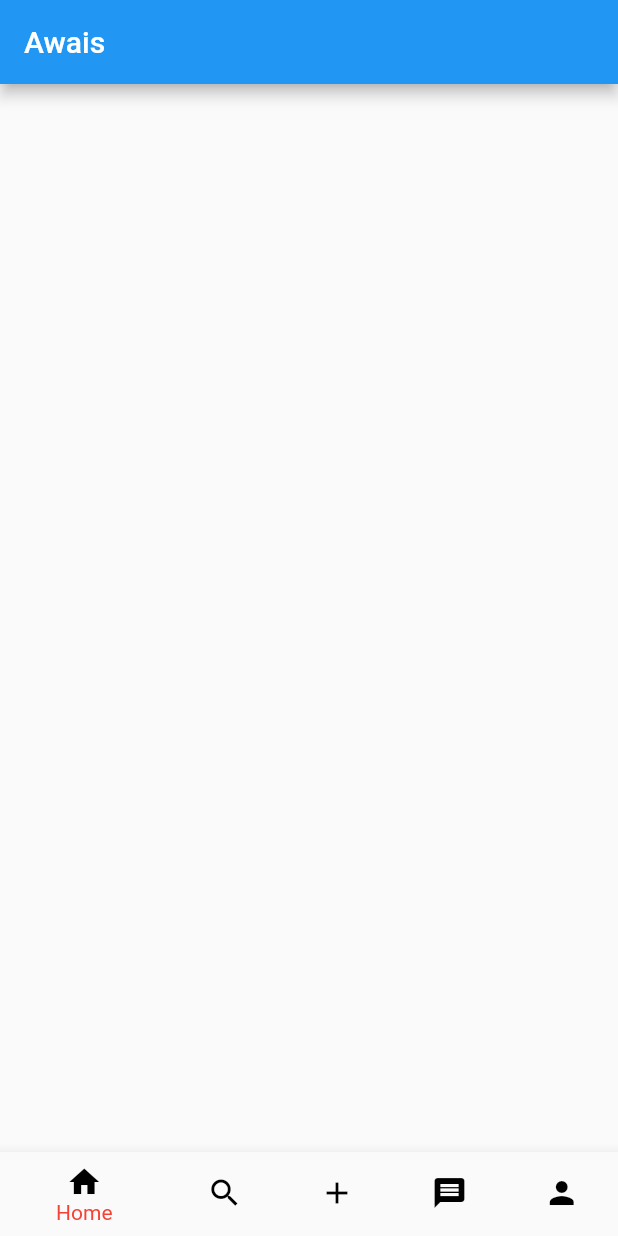
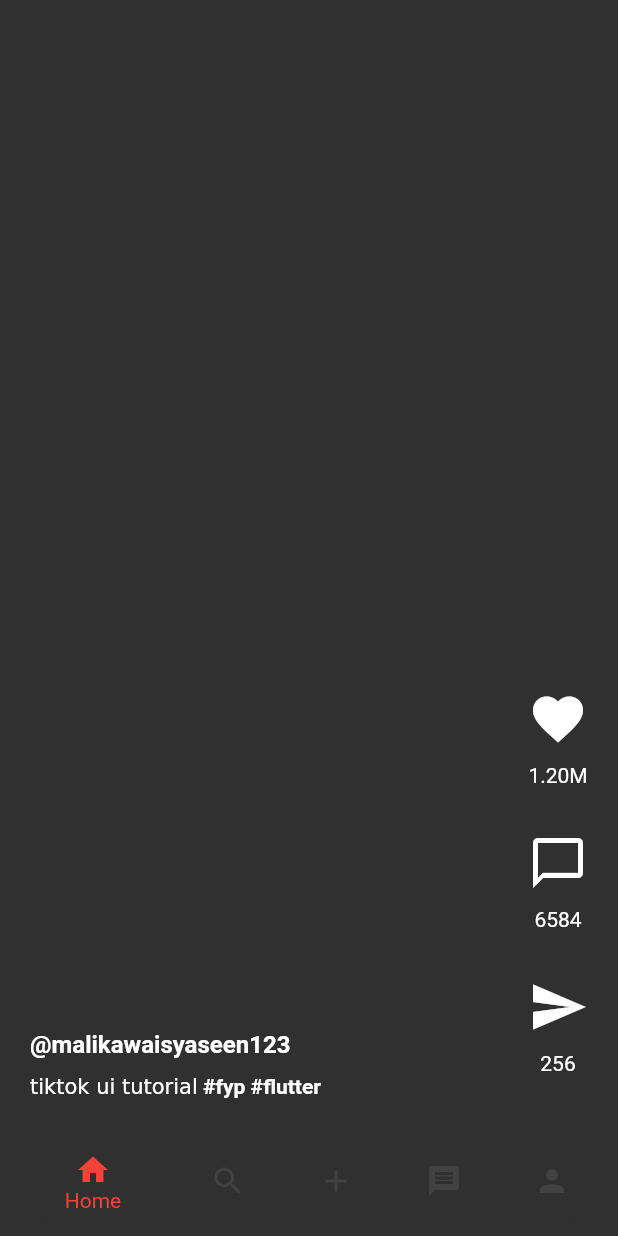
Before and after one commit to muhammadawaisyaseen/Tik-Tok-UI, a Flutter app: the screen it shows after launch, on a phone screen of 412 x 824 dp. Run offline on Flutter 3.47's test engine with Material 2 defaults, Android fonts, the phone set to English and light mode, and no system bars.

Commit message:
update page

```diff
--- a/lib/main.dart
+++ b/lib/main.dart
@@ -17,6 +17,7 @@ class MyApp extends StatelessWidget {
         title: 'Flutter Demo',
         theme: ThemeData(
           primarySwatch: Colors.blue,
+          brightness: Brightness.dark,
         ),
         home: MainPage());
   }
--- a/lib/screens/home_screen.dart
+++ b/lib/screens/home_screen.dart
@@ -2,6 +2,9 @@ import 'package:flutter/cupertino.dart';
 import 'package:flutter/material.dart';
 import 'package:flutter/src/widgets/container.dart';
 import 'package:flutter/src/widgets/framework.dart';
+import 'package:tik_tok_ui/screens/posts/post1.dart';
+import 'package:tik_tok_ui/screens/posts/post2.dart';
+import 'package:tik_tok_ui/screens/posts/post3.dart';
 
 class HomePage extends StatefulWidget {
   HomePage({super.key});
@@ -16,47 +19,11 @@ class _HomePageState extends State<HomePage> {
   @override
   Widget build(BuildContext context) {
     return Scaffold(
-      appBar: AppBar(
-        title: Text('Awais'),
+      body: PageView(
+        scrollDirection: Axis.vertical,
+        controller: PageController(initialPage: 0),
+        children: const [Post1(), Post2(), Post3()],
       ),
-      // bottomNavigationBar: BottomNavigationBar(
-      //     selectedItemColor: Colors.red,
-
-      //     onTap: (value) {
-      //       setState(() {
-      //         curInd = value;
-      //       });
-      //     },
-      //     currentIndex: curInd,
-      //     items: const [
-      //       BottomNavigationBarItem(
-      //           icon: Icon(Icons.home, color: Colors.black), label: 'Home'),
-      //       BottomNavigationBarItem(
-      //           icon: Icon(
-      //             Icons.search,
-      //             color: Colors.black,
-      //           ),
-      //           label: 'Search'),
-      //       BottomNavigationBarItem(
-      //           icon: Icon(
-      //             Icons.add,
-      //             color: Colors.black,
-      //           ),
-      //           label: 'Add'),
-      //       BottomNavigationBarItem(
-      //           icon: Icon(
-      //             Icons.message,
-      //             color: Colors.black,
-      //           ),
-      //           label: 'Inbox'),
-      //       BottomNavigationBarItem(
-      //           icon: Icon(
-      //             Icons.person,
-      //             color: Colors.black,
-      //           ),
-      //           label: 'Profile'),
-      //     ]
-      //     ),
     );
   }
 }
--- a/lib/screens/main_screen.dart
+++ b/lib/screens/main_screen.dart
@@ -27,7 +27,13 @@ class _MainPageState extends State<MainPage> {
   Widget build(BuildContext context) {
     return Scaffold(
       body: pages[curInd],
-      bottomNavigationBar: BottomNavigationBar(
+      bottomNavigationBar: Padding(
+        padding: const EdgeInsets.all(8.0),
+        child: ClipRRect(
+          borderRadius: BorderRadius.circular(25),
+          child: BottomNavigationBar(
+
+              // fixedColor: Colors.amber,
               selectedItemColor: Colors.red,
               onTap: (value) {
                 setState(() {
@@ -37,32 +43,33 @@ class _MainPageState extends State<MainPage> {
               currentIndex: curInd,
               items: const [
                 BottomNavigationBarItem(
-                icon: Icon(Icons.home, color: Colors.black), label: 'Home'),
+                    icon: Icon(
+                      Icons.home,
+                    ),
+                    label: 'Home'),
                 BottomNavigationBarItem(
                     icon: Icon(
                       Icons.search,
-                  color: Colors.black,
                     ),
                     label: 'Search'),
                 BottomNavigationBarItem(
                     icon: Icon(
                       Icons.add,
-                  color: Colors.black,
                     ),
                     label: 'Add'),
                 BottomNavigationBarItem(
                     icon: Icon(
                       Icons.message,
-                  color: Colors.black,
                     ),
                     label: 'Inbox'),
                 BottomNavigationBarItem(
                     icon: Icon(
                       Icons.person,
-                  color: Colors.black,
                     ),
                     label: 'Profile'),
               ]),
+        ),
+      ),
     );
   }
 }
--- /dev/null
+++ b/lib/screens/posts/post1.dart
@@ -0,0 +1,64 @@
+import 'package:flutter/material.dart';
+import 'package:flutter/src/widgets/container.dart';
+import 'package:flutter/src/widgets/framework.dart';
+
+import '../../widgets/buttons.dart';
+
+class Post1 extends StatelessWidget {
+  const Post1({super.key});
+
+  @override
+  Widget build(BuildContext context) {
+    return Scaffold(
+      body: Stack(
+        children: [
+          Padding(
+            padding: const EdgeInsets.all(20),
+            child: Container(
+              alignment: Alignment(-1, 1),
+              // color: Colors.brown,
+              child: Column(
+                mainAxisAlignment: MainAxisAlignment.end,
+                crossAxisAlignment: CrossAxisAlignment.start,
+                children: [
+                  const Text(
+                    '@malikawaisyaseen123',
+                    style: TextStyle(fontWeight: FontWeight.bold, fontSize: 16),
+                  ),
+                  const SizedBox(
+                    height: 10,
+                  ),
+                  RichText(
+                      // strutStyle: TextStyle(color: Colors.white),
+                      // selectionColor: Colors.white,
+                      text: const TextSpan(children: [
+                    TextSpan(text: 'tiktok ui tutorial'),
+                    TextSpan(
+                        text: ' #fyp #flutter',
+                        style: TextStyle(
+                          fontWeight: FontWeight.bold,
+                        )),
+                  ]))
+                ],
+              ),
+            ),
+          ),
+          Padding(
+            padding: const EdgeInsets.all(20),
+            child: Container(
+              alignment: Alignment(1, 1),
+              child: Column(
+                mainAxisAlignment: MainAxisAlignment.end,
+                children: [
+                  Mybuttons(icon: Icons.favorite, number: '1.20M'),
+                  Mybuttons(icon: Icons.chat_bubble_outline, number: '6584'),
+                  Mybuttons(icon: Icons.send, number: '256'),
+                ],
+              ),
+            ),
+          )
+        ],
+      ),
+    );
+  }
+}
--- /dev/null
+++ b/lib/screens/posts/post2.dart
@@ -0,0 +1,14 @@
+import 'package:flutter/material.dart';
+import 'package:flutter/src/widgets/container.dart';
+import 'package:flutter/src/widgets/framework.dart';
+
+class Post2 extends StatelessWidget {
+  const Post2({super.key});
+
+  @override
+  Widget build(BuildContext context) {
+    return Scaffold(
+      backgroundColor: Colors.yellow,
+    );
+  }
+}
--- /dev/null
+++ b/lib/screens/posts/post3.dart
@@ -0,0 +1,14 @@
+import 'package:flutter/material.dart';
+import 'package:flutter/src/widgets/container.dart';
+import 'package:flutter/src/widgets/framework.dart';
+
+class Post3 extends StatelessWidget {
+  const Post3({super.key});
+
+  @override
+  Widget build(BuildContext context) {
+    return Scaffold(
+      backgroundColor: Colors.blue,
+    );
+  }
+}
--- /dev/null
+++ b/lib/widgets/buttons.dart
@@ -0,0 +1,28 @@
+import 'package:flutter/material.dart';
+import 'package:flutter/src/widgets/container.dart';
+import 'package:flutter/src/widgets/framework.dart';
+
+class Mybuttons extends StatelessWidget {
+  Mybuttons({required this.icon, required this.number, super.key});
+
+  IconData icon;
+  final String number;
+  @override
+  Widget build(BuildContext context) {
+    return Padding(
+      padding: const EdgeInsets.symmetric(vertical: 15),
+      child: Column(
+        children: [
+          Icon(
+            icon,
+            size: 40,
+          ),
+          SizedBox(
+            height: 10,
+          ),
+          Text(number),
+        ],
+      ),
+    );
+  }
+}
```
Lines whose indentation alone changed are shown as unchanged.
